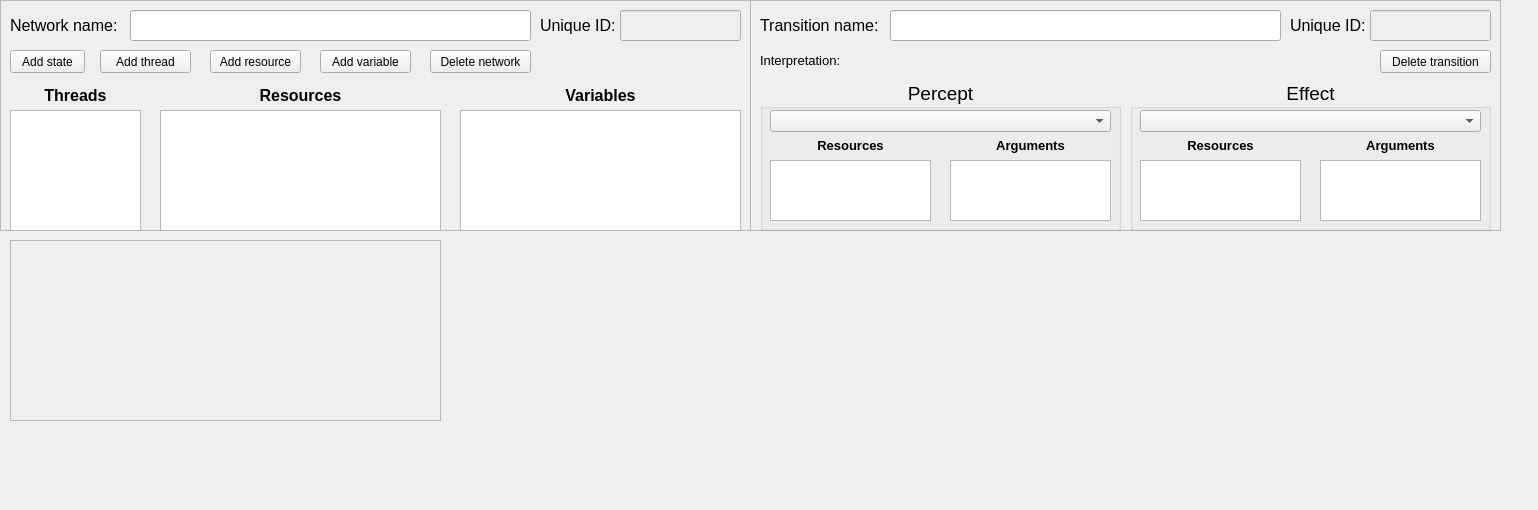
Old version of the form editor/UI/UI_NetworkContainer.ui in the repository leiftiger/EG_Tools.
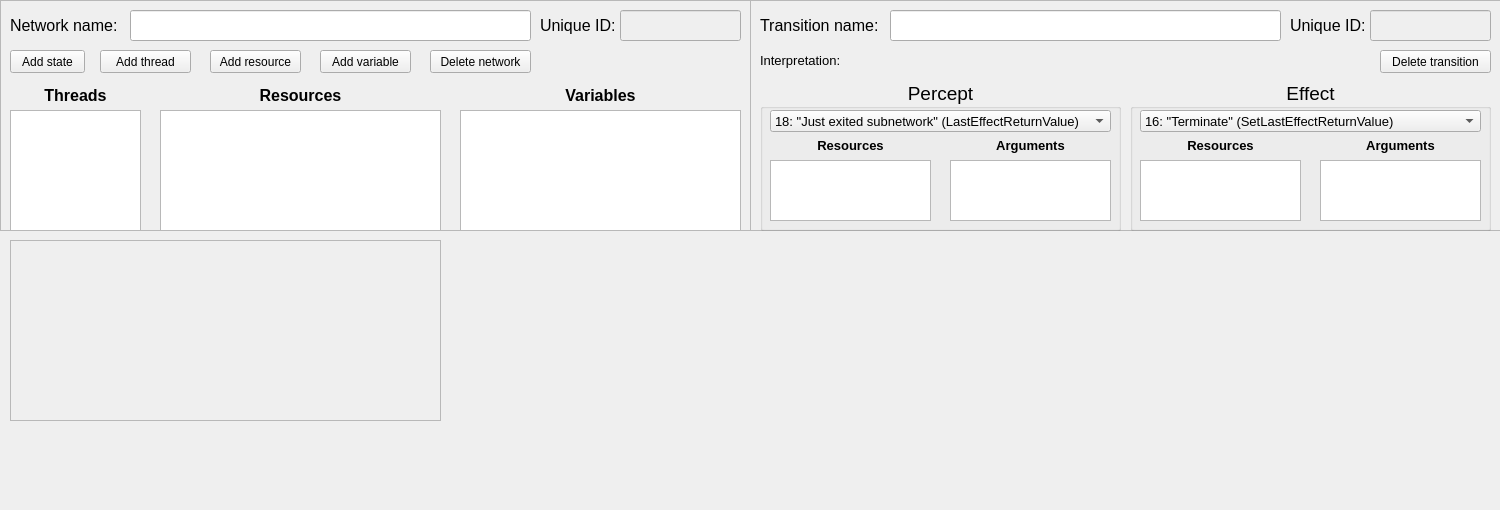
New version of the form. Custom widgets are drawn as their Qt base class.

```diff
--- a/editor/UI/UI_NetworkContainer.ui
+++ b/editor/UI/UI_NetworkContainer.ui
@@ -6,10 +6,16 @@
    <rect>
     <x>0</x>
     <y>0</y>
-    <width>1538</width>
+    <width>1500</width>
     <height>510</height>
    </rect>
   </property>
+  <property name="minimumSize">
+   <size>
+    <width>1500</width>
+    <height>0</height>
+   </size>
+  </property>
   <property name="windowTitle">
    <string>UI_NetworkContainer</string>
   </property>
@@ -480,9 +486,19 @@
        <height>22</height>
       </rect>
      </property>
+     <property name="font">
+      <font>
+       <pointsize>10</pointsize>
+      </font>
+     </property>
      <property name="toolTip">
       <string>Required condition for this transition to be taken</string>
      </property>
+     <item>
+      <property name="text">
+       <string>18: &quot;Just exited subnetwork&quot; (LastEffectReturnValue)</string>
+      </property>
+     </item>
     </widget>
     <widget class="QLabel" name="label_13">
      <property name="geometry">
@@ -592,9 +608,19 @@
        <height>22</height>
       </rect>
      </property>
+     <property name="font">
+      <font>
+       <pointsize>10</pointsize>
+      </font>
+     </property>
      <property name="toolTip">
       <string>Effect to perform if this transition is taken</string>
      </property>
+     <item>
+      <property name="text">
+       <string>16: &quot;Terminate&quot; (SetLastEffectReturnValue)</string>
+      </property>
+     </item>
     </widget>
     <widget class="QListWidget" name="listTransitionPerceptArguments_2">
      <property name="geometry">
```
